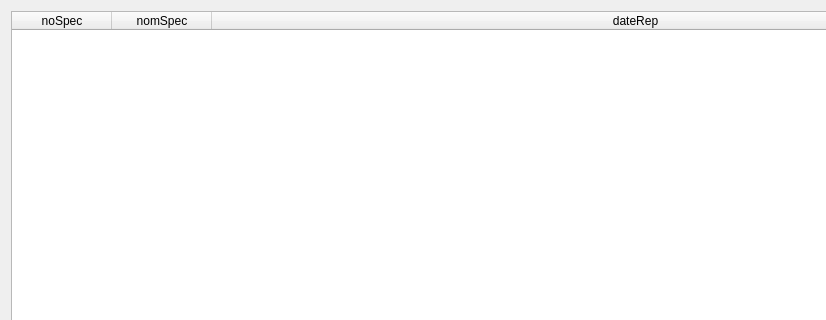
First picture: the form in gui/v1_fct_dev_1_2.ui, repository Yalkann/ProjetCEBD, before the edit; both pictures show x 0 to 826 and y 0 to 320 of the 1071 by 599 pixel window.
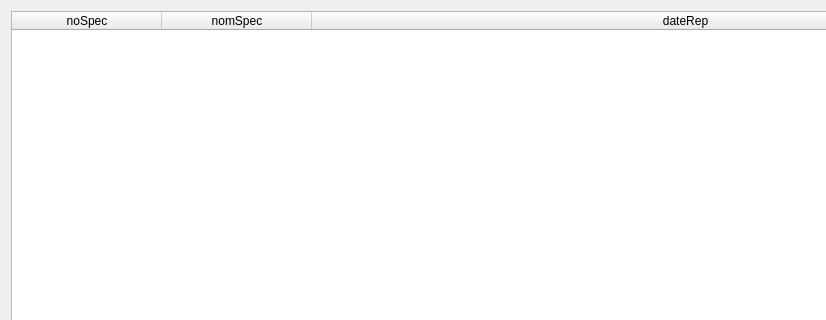
Second picture: the form after the edit.

What changed in the file:
```diff
--- a/gui/v1_fct_dev_1_2.ui
+++ b/gui/v1_fct_dev_1_2.ui
@@ -34,9 +34,21 @@
        <height>400</height>
       </size>
      </property>
+     <attribute name="horizontalHeaderCascadingSectionResizes">
+      <bool>true</bool>
+     </attribute>
+     <attribute name="horizontalHeaderMinimumSectionSize">
+      <number>50</number>
+     </attribute>
+     <attribute name="horizontalHeaderDefaultSectionSize">
+      <number>150</number>
+     </attribute>
      <attribute name="horizontalHeaderStretchLastSection">
       <bool>true</bool>
      </attribute>
+     <attribute name="verticalHeaderVisible">
+      <bool>false</bool>
+     </attribute>
      <attribute name="verticalHeaderStretchLastSection">
       <bool>false</bool>
      </attribute>
```
